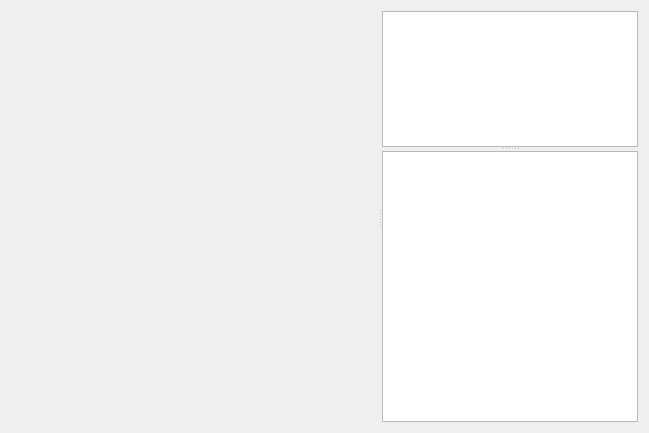
RallyWRT/qtapplications, file APP/src/messenger/imclient/chatwindow/groupchatwindow.ui: the form before one commit.
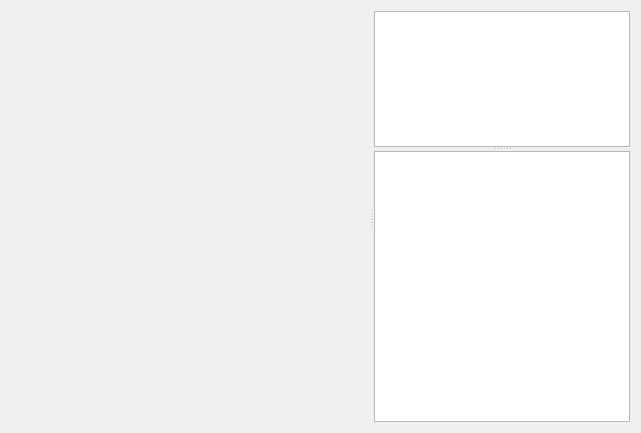
The form after the commit. Custom widgets are drawn as their Qt base class.

```diff
--- a/APP/src/messenger/imclient/chatwindow/groupchatwindow.ui
+++ b/APP/src/messenger/imclient/chatwindow/groupchatwindow.ui
@@ -6,7 +6,7 @@
    <rect>
     <x>0</x>
     <y>0</y>
-    <width>649</width>
+    <width>641</width>
     <height>433</height>
    </rect>
   </property>
```
